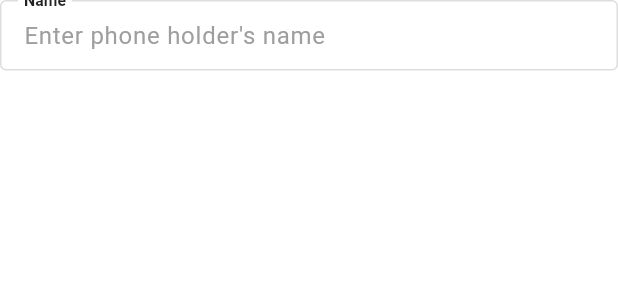
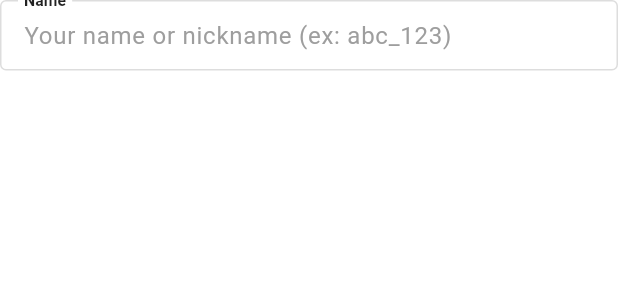
Before and after one commit to Chohanwool/CLOZii-dev, a Flutter app: the NameField widget shown alone on an empty page, opened directly with empty values, on a phone screen of 412 x 824 dp. Shown: the top 300 px of the screen. Run offline on Flutter 3.47's test engine with Material 3 defaults, Android fonts, the phone set to English and light mode, and no system bars; our stand-ins replace mask_text_input_formatter; Roboto replaces fonts that are missing (CLOZii_BalooThambi2).

Commit message:
feat: 닉네임 입력에 영문, 숫자, 언더스코어만 허용하도록 제한
- FilteringTextInputFormatter 적용하여 입력단에서 영문/숫자/언더스코어 외 문자 차단
- 한글 및 기타 타국어 문자, 이모지 입력 불가 처리
- 입력 힌트 텍스트를 허용 문자 형식에 맞게 수정
- 언더스코어 연속 사용에 대한 validator 에러 문구 개선

```diff
--- a/lib/features/auth/presentation/widgets/name_field.dart
+++ b/lib/features/auth/presentation/widgets/name_field.dart
@@ -1,5 +1,6 @@
 import 'package:clozii/core/theme/context_extension.dart';
 import 'package:flutter/material.dart';
+import 'package:flutter/services.dart';
 
 class NameField extends StatefulWidget {
   const NameField({
@@ -65,7 +66,7 @@ class _NameFieldState extends State<NameField> {
         }
 
         if (RegExp(r'[_]{2,}').hasMatch(value)) {
-          return 'Let’s avoid using too many underscores in a row.';
+          return 'Avoid using too many underscores in a row.';
         }
 
         if (value.trim().length > 20) {
@@ -80,6 +81,11 @@ class _NameFieldState extends State<NameField> {
       },
       onChanged: (value) {},
       keyboardType: TextInputType.text,
+      inputFormatters: [
+        FilteringTextInputFormatter.allow(
+          RegExp(r'[a-zA-Z0-9_]'), // 영문자, 숫자, 언더스코어만 허용
+        ),
+      ],
       decoration: InputDecoration(
         isDense: true,
 
@@ -98,7 +104,7 @@ class _NameFieldState extends State<NameField> {
               )
             : null,
 
-        hintText: 'Enter phone holder\'s name',
+        hintText: 'Your name or nickname (ex: abc_123)',
         hintStyle: TextStyle(color: Colors.grey),
 
         border: OutlineInputBorder(),
```
Also changed, not shown: lib/features/auth/presentation/screens/auth_screen.dart (+19 -4 lines).
